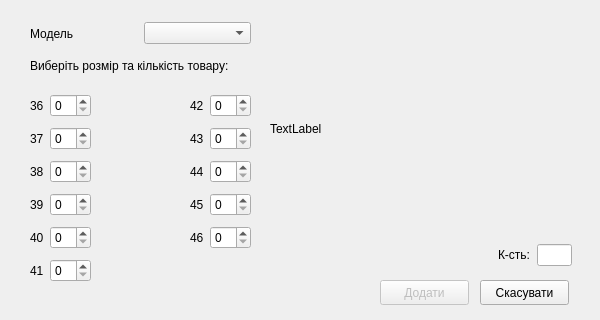
Old version of the form addgoodsdialog.ui in the repository moz6go/ShoesStore.
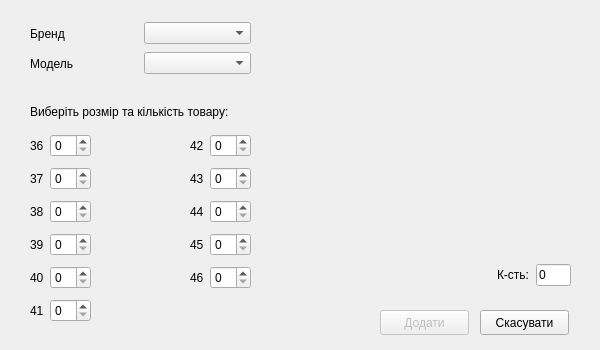
New version of the form.

Diff of the .ui file:
```diff
--- a/addgoodsdialog.ui
+++ b/addgoodsdialog.ui
@@ -7,19 +7,19 @@
     <x>0</x>
     <y>0</y>
     <width>600</width>
-    <height>320</height>
+    <height>350</height>
    </rect>
   </property>
   <property name="minimumSize">
    <size>
     <width>600</width>
-    <height>320</height>
+    <height>350</height>
    </size>
   </property>
   <property name="maximumSize">
    <size>
     <width>600</width>
-    <height>320</height>
+    <height>350</height>
    </size>
   </property>
   <property name="windowTitle">
@@ -32,7 +32,7 @@
    <property name="geometry">
     <rect>
      <x>380</x>
-     <y>280</y>
+     <y>310</y>
      <width>89</width>
      <height>25</height>
     </rect>
@@ -45,7 +45,7 @@
    <property name="geometry">
     <rect>
      <x>480</x>
-     <y>280</y>
+     <y>310</y>
      <width>89</width>
      <height>25</height>
     </rect>
@@ -58,7 +58,7 @@
    <property name="geometry">
     <rect>
      <x>30</x>
-     <y>40</y>
+     <y>86</y>
      <width>221</width>
      <height>51</height>
     </rect>
@@ -74,7 +74,7 @@
    <property name="geometry">
     <rect>
      <x>30</x>
-     <y>20</y>
+     <y>50</y>
      <width>221</width>
      <height>27</height>
     </rect>
@@ -97,8 +97,8 @@
     <rect>
      <x>270</x>
      <y>20</y>
-     <width>302</width>
-     <height>251</height>
+     <width>301</width>
+     <height>281</height>
     </rect>
    </property>
    <layout class="QVBoxLayout" name="verticalLayout">
@@ -117,7 +117,7 @@
        </size>
       </property>
       <property name="text">
-       <string>TextLabel</string>
+       <string/>
       </property>
      </widget>
     </item>
@@ -163,6 +163,9 @@
           <height>16777215</height>
          </size>
         </property>
+        <property name="text">
+         <string>0</string>
+        </property>
         <property name="readOnly">
          <bool>true</bool>
         </property>
@@ -176,7 +179,7 @@
    <property name="geometry">
     <rect>
      <x>30</x>
-     <y>90</y>
+     <y>130</y>
      <width>221</width>
      <height>200</height>
     </rect>
@@ -351,6 +354,28 @@
     </item>
    </layout>
   </widget>
+  <widget class="QWidget" name="layoutWidget1_2">
+   <property name="geometry">
+    <rect>
+     <x>30</x>
+     <y>20</y>
+     <width>221</width>
+     <height>27</height>
+    </rect>
+   </property>
+   <layout class="QHBoxLayout" name="horizontalLayout_14">
+    <item>
+     <widget class="QLabel" name="label_3">
+      <property name="text">
+       <string>Бренд</string>
+      </property>
+     </widget>
+    </item>
+    <item>
+     <widget class="QComboBox" name="brand_cb"/>
+    </item>
+   </layout>
+  </widget>
  </widget>
  <tabstops>
   <tabstop>model_cb</tabstop>
```
